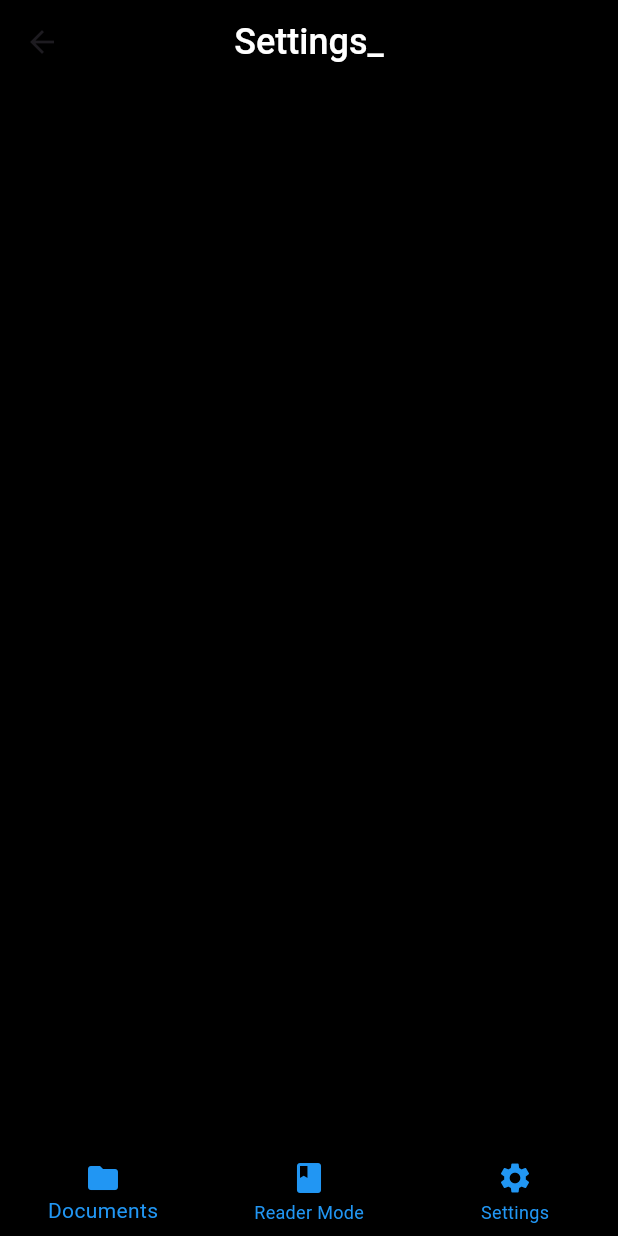
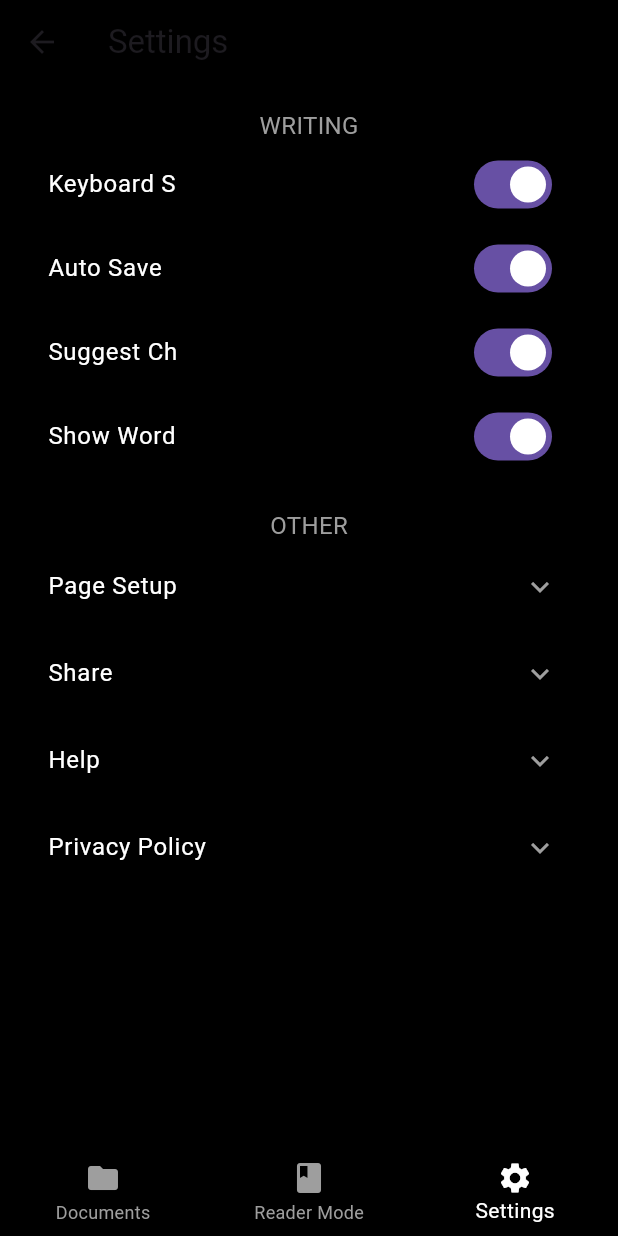
Before and after one commit to godwinzugwai/write, a Flutter app: the SettingsPage screen opened directly, on a phone screen of 412 x 824 dp. Run offline on Flutter 3.47's test engine with Material 3 defaults, Android fonts, the phone set to English and light mode, and no system bars.

Commit message:
Settings Page updated. It isn't functional cos the app is just for practice and I'm not that creative (yet).

```diff
--- a/lib/auth/sign_in.dart
+++ b/lib/auth/sign_in.dart
@@ -12,6 +12,9 @@ class SignInContent extends StatelessWidget {
         const TextField(
           decoration: InputDecoration(
             hintText: 'Email',
+            hintStyle: TextStyle(
+              color: blue,
+            ),
             filled: true,
             fillColor: white,
             border: OutlineInputBorder(
@@ -25,6 +28,9 @@ class SignInContent extends StatelessWidget {
           obscureText: true,
           decoration: InputDecoration(
             hintText: 'Password',
+            hintStyle: TextStyle(
+              color: blue,
+            ),
             filled: true,
             fillColor: white,
             border: OutlineInputBorder(
--- a/lib/colors.dart
+++ b/lib/colors.dart
@@ -6,3 +6,4 @@ const blue =  Colors.blue;
 var grey = Colors.grey.shade300;
 const black = Colors.black;
 const red = Colors.red;
+const greyy = Colors.grey;
--- a/lib/nav_bar.dart/settings.dart
+++ b/lib/nav_bar.dart/settings.dart
@@ -1,66 +1,188 @@
 import 'package:flutter/material.dart';
+import 'package:sampling/Pages/notes_page.dart';
 import 'package:sampling/colors.dart';
+import 'package:sampling/nav_bar.dart/reader_mode.dart';
 
-import '../Pages/notes_page.dart';
-import 'reader_mode.dart';
+class SettingsPage extends StatefulWidget {
+  const SettingsPage({super.key});
 
-class SettingsPage extends StatelessWidget {
-  const SettingsPage({super.key});
+  @override
+  State<SettingsPage> createState() => _SettingsPageState();
+}
+
+class _SettingsPageState extends State<SettingsPage> {
+  int _selectedIndex = 2;
+  bool _keyboardS = true;
+  bool _autoSave = true;
+  bool _suggestCh = true;
+  bool _showWor = true;
+
+  void _onItemTapped(int index) {
+    setState(() {
+      _selectedIndex = index;
+    });
+    switch (index) {
+      case 0:
+        Navigator.push(context,
+          MaterialPageRoute(
+            builder: (context) => const NotesPage()));
+        break;
+      case 1:
+        Navigator.push(context,
+          MaterialPageRoute(
+            builder: (context) => const ReaderModePage()));
+
+        break;
+      case 2:
+        // Stay on the current page
+        break;
+    }
+  }
+
+  bool _isPageSetupExpanded = false;
+  bool _isShareExpanded = false;
+  bool _isHelpExpanded = false;
+  bool _isPrivacyExpanded = false;
 
   @override
   Widget build(BuildContext context) {
     return Scaffold(
       backgroundColor: black,
       appBar: AppBar(
+        title: const Text('Settings'),
         backgroundColor: black,
-        centerTitle: true,
-        title: const Text(
-          'Settings_',
-          style: TextStyle(
-            color: white,
-            fontSize: 24,
-            fontWeight: FontWeight.w500
-          ),
+      ),
+      body: Padding(
+        padding: const EdgeInsets.all(16.0),
+        child: Column(
+          // crossAxisAlignment: CrossAxisAlignment.start,
+          children: [
+            const Text('WRITING', style: TextStyle(color: greyy, fontSize: 16)),
+            SwitchListTile(
+              title: const Text('Keyboard S', style: TextStyle(color: white)),
+              value: _keyboardS,
+              onChanged: (bool value) {
+                setState(() {
+                  _keyboardS = value;
+                });
+              },
+            ),
+            SwitchListTile(
+              title: const Text('Auto Save', style: TextStyle(color: white)),
+              value: _autoSave,
+              onChanged: (bool value) {
+                setState(() {
+                  _autoSave = value;
+                });
+              },
+            ),
+            SwitchListTile(
+              title: const Text('Suggest Ch',
+              style: TextStyle(color: white)),
+              value: _suggestCh,
+              onChanged: (bool value) {
+                setState(() {
+                  _suggestCh = value;
+                });
+              },
+            ),
+            SwitchListTile(
+              title: const Text('Show Word', style: TextStyle(color: white)),
+              value: _showWor,
+              onChanged: (bool value) {
+                setState(() {
+                  _showWor = value;
+                });
+              },
+            ),
+            const SizedBox(height: 20),
+            const Text('OTHER', style: TextStyle(color: greyy, fontSize: 16)),
+            ExpansionTile(
+              title: const Text(
+                'Page Setup',
+                style: TextStyle(
+                  color: white)
+              ),
+              trailing: Icon(_isPageSetupExpanded ? Icons.expand_less : Icons.expand_more, color: greyy),
+              onExpansionChanged: (bool expanded) {
+                setState(() {
+                  _isPageSetupExpanded = expanded;
+                });
+              },
+              children: const [],
+            ),
+            ExpansionTile(
+              title: const Text(
+                'Share',
+                style: TextStyle(color: white)
+                ),
+              trailing: Icon(
+                _isShareExpanded ? Icons.expand_less : Icons.expand_more,
+                color: greyy),
+              onExpansionChanged: (bool expanded) {
+                setState(() {
+                  _isShareExpanded = expanded;
+                });
+              },
+              children: const [],
+            ),
+            ExpansionTile(
+              title: const Text(
+                'Help',
+                style: TextStyle(color: white)
+              ),
+              trailing: Icon(
+                _isHelpExpanded ? Icons.expand_less : Icons.expand_more,
+                color: greyy),
+              onExpansionChanged: (bool expanded) {
+                setState(() {
+                  _isHelpExpanded = expanded;
+                });
+              },
+              children: const [],
+            ),
+            ExpansionTile(
+              title: const Text(
+                'Privacy Policy',
+                style: TextStyle(
+                  color: white)
+                  ),
+              trailing: Icon(
+                _isPrivacyExpanded ? Icons.expand_less : Icons.expand_more,
+                color: greyy),
+              onExpansionChanged: (bool expanded) {
+                setState(() {
+                  _isPrivacyExpanded = expanded;
+                });
+              },
+              children: const [],
+            ),
+          ],
         ),
-        elevation: 0,
       ),
-
       bottomNavigationBar: BottomNavigationBar(
         backgroundColor: black,
-        selectedItemColor: blue,
-        unselectedItemColor: blue,
-        onTap: (index) {
-          if (index == 0) {
-            Navigator.push(
-              context,
-              MaterialPageRoute(builder: (context) => const NotesPage()),
-            );
-          } else if (index == 1) {
-            Navigator.push(
-              context,
-              MaterialPageRoute(builder: (context) => const ReaderModePage()),
-            );
-          } else if (index == 2) {
-            Navigator.push(
-              context,
-              MaterialPageRoute(builder: (context) => const SettingsPage()),
-            );
-          }
-        },
-        items: const [
+        items: const <BottomNavigationBarItem>[
           BottomNavigationBarItem(
-            icon: Icon(Icons.folder),
+            icon: Icon(Icons.folder, color: greyy),
+            activeIcon: Icon(Icons.folder, color: white),
             label: 'Documents',
           ),
           BottomNavigationBarItem(
-            icon: Icon(Icons.book),
+            icon: Icon(Icons.book, color: greyy),
+            activeIcon: Icon(Icons.book, color: white),
             label: 'Reader Mode',
           ),
           BottomNavigationBarItem(
-            icon: Icon(Icons.settings),
+            icon: Icon(Icons.settings, color: greyy),
+            activeIcon: Icon(Icons.settings, color: white),
             label: 'Settings',
           ),
         ],
+        currentIndex: _selectedIndex,
+        selectedItemColor: white,
+        unselectedItemColor: greyy,
+        onTap: _onItemTapped,
       ),
     );
   }
--- a/lib/slidebar/slidebar.dart
+++ b/lib/slidebar/slidebar.dart
@@ -39,7 +39,7 @@ class _SlidingTabsState extends State<SlidingTabs> with SingleTickerProviderStat
             controller: _tabController,
             indicatorColor: black,
             labelColor: black,
-            unselectedLabelColor: grey,
+            unselectedLabelColor: blue,
             tabs: const [
               Tab(text: "Sign In"),
               Tab(text: "Sign Up"),
```
Also changed, not shown: lib/Pages/register.dart (+7 -6 lines), lib/auth/sample.dart (deleted, +0 -220 lines), lib/auth/sign_up.dart (+19 -4 lines).
